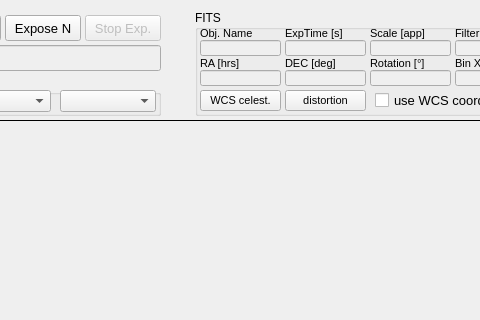
Qt form mw4/gui/widgets/image.ui (mworion/MountWizzard4) before a commit; both pictures show x 165 to 645 and y 0 to 320 of the 800 by 600 pixel window.
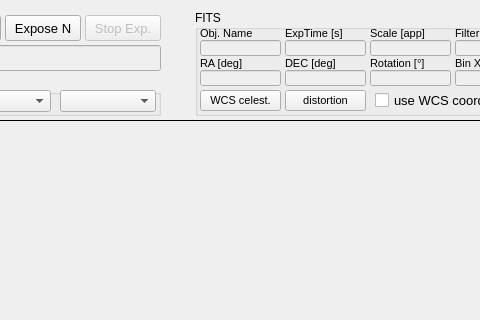
The same form after that commit.

What changed in the file:
```diff
--- a/mw4/gui/widgets/image.ui
+++ b/mw4/gui/widgets/image.ui
@@ -681,7 +681,7 @@
      </font>
     </property>
     <property name="text">
-     <string>RA [hrs]</string>
+     <string>RA [deg]</string>
     </property>
    </widget>
    <widget class="QLabel" name="label_35">
```
